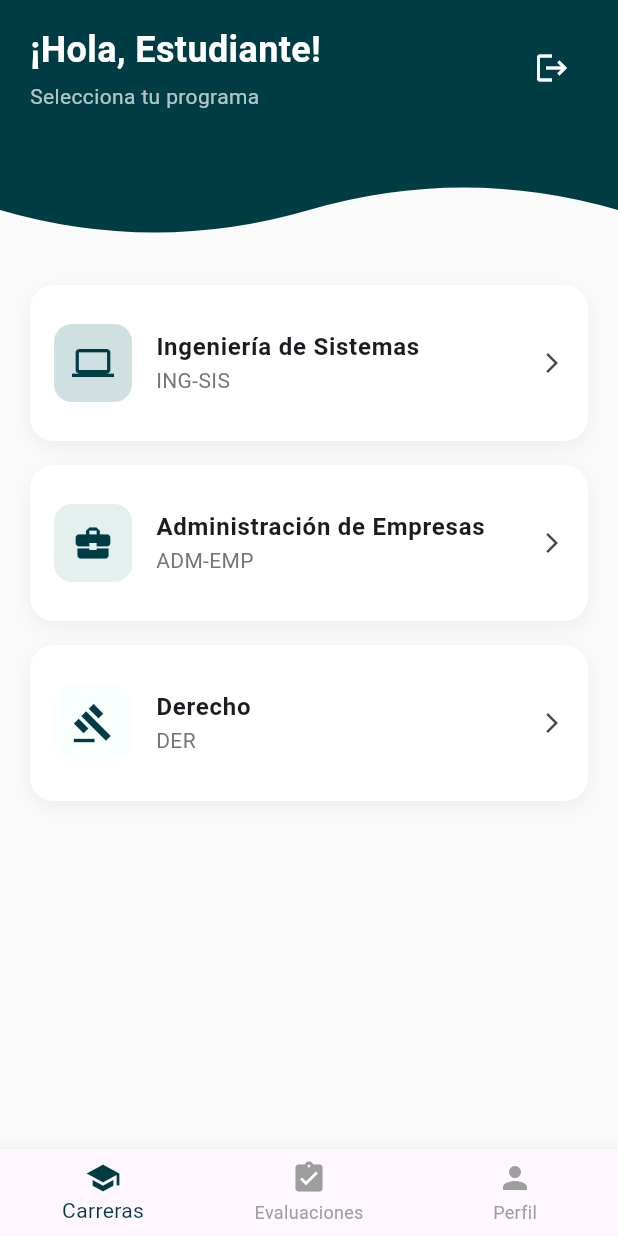
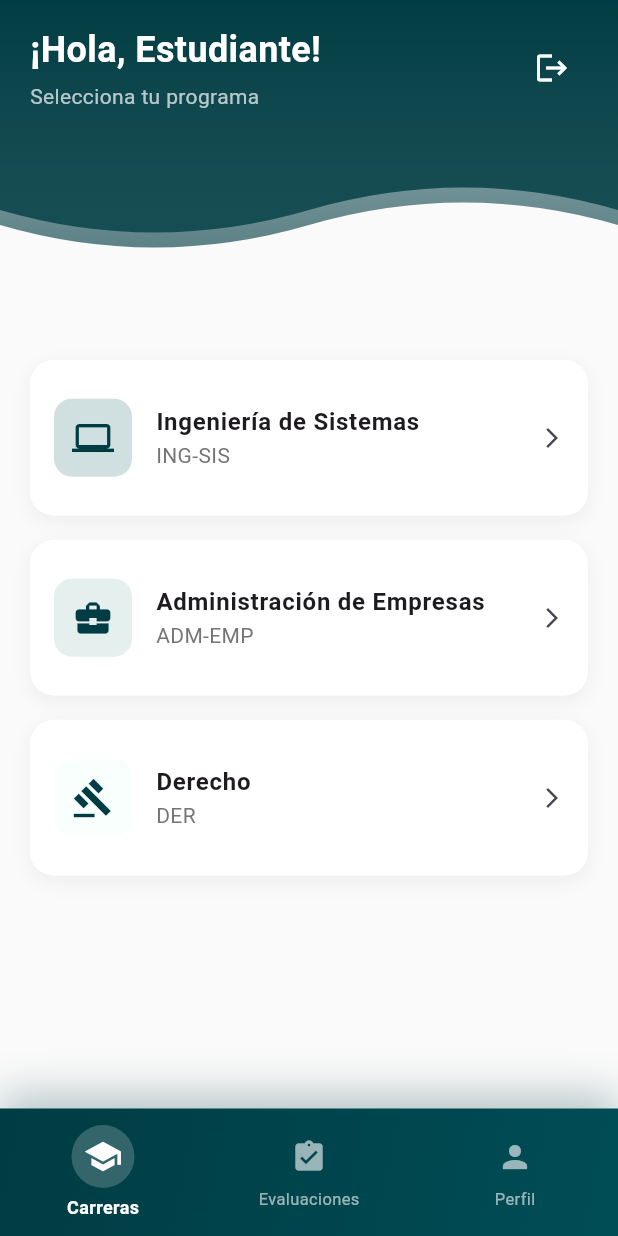
Before and after one commit to Eval-Plus/UTS_EvalPlus, a Flutter app: the screen it shows after launch, after a tap on "Iniciar Sesión", on a phone screen of 412 x 824 dp. Run offline on Flutter 3.47's test engine with Material 3 defaults, Android fonts, the phone set to English and light mode, and no system bars; our stand-ins replace flutter_svg, lottie.

Commit message:
Mejoras visuales: headerWave and customBottomNavBar

```diff
--- a/lib/screen/inside/careers_screen.dart
+++ b/lib/screen/inside/careers_screen.dart
@@ -14,7 +14,7 @@ class CareersScreen extends StatelessWidget {
 
   // Configuración
   static const double verticalPadding = 80.0; // Margenes arriba/abajo
-  static const bool centerContent = false;    // true = centrado, false = distribuido
+  static const bool centerContent = true;    // true = centrado, false = distribuido
 
   const CareersScreen({super.key});
 
@@ -22,6 +22,7 @@ class CareersScreen extends StatelessWidget {
   Widget build(BuildContext context) {
     final size = MediaQuery.of(context).size;
     return Scaffold(
+      extendBody: true, // Contenido detras de la navBar
       body: Stack(
         children: [
           // Fondo blanco
--- a/lib/widgets/custom_bottom_nav_bar.dart
+++ b/lib/widgets/custom_bottom_nav_bar.dart
@@ -12,25 +12,100 @@ class CustomBottomNavBar extends StatelessWidget {
 
   @override
   Widget build(BuildContext context) {
-    return BottomNavigationBar(
-      selectedItemColor: Color(0xFF003C43),
-      unselectedItemColor: Colors.grey,
-      currentIndex: currentIndex,
-      onTap: onTap,
-      items: const [
-        BottomNavigationBarItem(
-          icon: Icon(Icons.school),
-          label: 'Carreras',
+    return Container(
+      decoration: BoxDecoration(
+        gradient: const LinearGradient(
+          begin: Alignment.topLeft,
+          end: Alignment.bottomRight,
+          colors: [
+            Color(0xFF003C43),
+            Color(0xFF004d56),
+          ],
         ),
-        BottomNavigationBarItem(
-          icon: Icon(Icons.assignment_turned_in),
-          label: 'Evaluaciones',
+        boxShadow: [
+          BoxShadow(
+            color: const Color(0xFF003C43).withOpacity(0.3),
+            blurRadius: 25,
+            offset: const Offset(0, -8),
+          ),
+        ],
+      ),
+      child: SafeArea(
+        child: Padding(
+          padding: const EdgeInsets.symmetric(vertical: 6),
+          child: Row(
+            mainAxisAlignment: MainAxisAlignment.spaceAround,
+            children: [
+              _buildNavItem(
+                icon: Icons.school,
+                label: 'Carreras',
+                isSelected: currentIndex == 0,
+                onTap: () => onTap?.call(0),
+              ),
+              _buildNavItem(
+                icon: Icons.assignment_turned_in,
+                label: 'Evaluaciones',
+                isSelected: currentIndex == 1,
+                onTap: () => onTap?.call(1),
+              ),
+              _buildNavItem(
+                icon: Icons.person,
+                label: 'Perfil',
+                isSelected: currentIndex == 2,
+                onTap: () => onTap?.call(2),
+              ),
+            ],
+          ),
         ),
-        BottomNavigationBarItem(
-          icon: Icon(Icons.person),
-          label: 'Perfil',
+      ),
+    );
+  }
+
+  Widget _buildNavItem({
+    required IconData icon,
+    required String label,
+    required bool isSelected,
+    required VoidCallback onTap,
+  }) {
+    return Expanded(
+      child: InkWell(
+        onTap: onTap,
+        borderRadius: BorderRadius.circular(15),
+        child: AnimatedContainer(
+          duration: const Duration(milliseconds: 300),
+          curve: Curves.easeInOut,
+          padding: const EdgeInsets.symmetric(vertical: 5),
+          child: Column(
+            mainAxisSize: MainAxisSize.min,
+            children: [
+              AnimatedContainer(
+                duration: const Duration(milliseconds: 300),
+                padding: EdgeInsets.all(isSelected ? 8 : 4),
+                decoration: BoxDecoration(
+                  color: isSelected
+                      ? Colors.white.withOpacity(0.2)
+                      : Colors.transparent,
+                  shape: BoxShape.circle,
+                ),
+                child: Icon(
+                  icon,
+                  color: isSelected ? Colors.white : Colors.white60,
+                  size: isSelected ? 26 : 24,
+                ),
+              ),
+              const SizedBox(height: 4),
+              Text(
+                label,
+                style: TextStyle(
+                  color: isSelected ? Colors.white : Colors.white60,
+                  fontSize: isSelected ? 12 : 11,
+                  fontWeight: isSelected ? FontWeight.w600 : FontWeight.normal,
+                ),
+              ),
+            ],
+          ),
         ),
-      ],
+      ),
     );
   }
 }
--- a/lib/widgets/custom_header_wave.dart
+++ b/lib/widgets/custom_header_wave.dart
@@ -24,35 +24,60 @@ class CustomHeaderWave extends StatelessWidget {
 
 class WavePainter extends CustomPainter {
   final Color color;
-
   WavePainter({this.color = const Color(0xFF003C43)});
 
   @override
   void paint(Canvas canvas, Size size) {
+    // Primera onda (principal)
+    _drawWave(canvas, size, color, 0.7, 0.85, 0.55);
+
+    // Segunda onda (más clara y desplazada)
+    _drawWave(
+      canvas,
+      size,
+      color.withOpacity(0.3),
+      0.75, // Desplazamiento vertical
+      0.9,
+      0.6,
+    );
+  }
+
+  void _drawWave(
+    Canvas canvas,
+    Size size,
+    Color waveColor,
+    double baseHeight,
+    double peakHeight,
+    double valleyHeight,
+  ) {
     final paint = Paint()
-      ..color = color
+      ..shader = LinearGradient(
+        begin: Alignment.topCenter,
+        end: Alignment.bottomCenter,
+        colors: [waveColor, waveColor.withOpacity(0.7)],
+      ).createShader(Rect.fromLTWH(0, 0, size.width, size.height))
       ..style = PaintingStyle.fill;
 
     final path = Path();
-    path.lineTo(0, size.height * 0.7);
+    path.lineTo(0, size.height * baseHeight);
 
-    // Onda suave
     path.quadraticBezierTo(
       size.width * 0.25,
-      size.height * 0.85,
+      size.height * peakHeight,
       size.width * 0.5,
-      size.height * 0.7,
+      size.height * baseHeight,
     );
 
     path.quadraticBezierTo(
       size.width * 0.75,
-      size.height * 0.55,
+      size.height * valleyHeight,
       size.width,
-      size.height * 0.7,
+      size.height * baseHeight,
     );
 
     path.lineTo(size.width, 0);
     path.close();
+
     canvas.drawPath(path, paint);
   }
 
```
